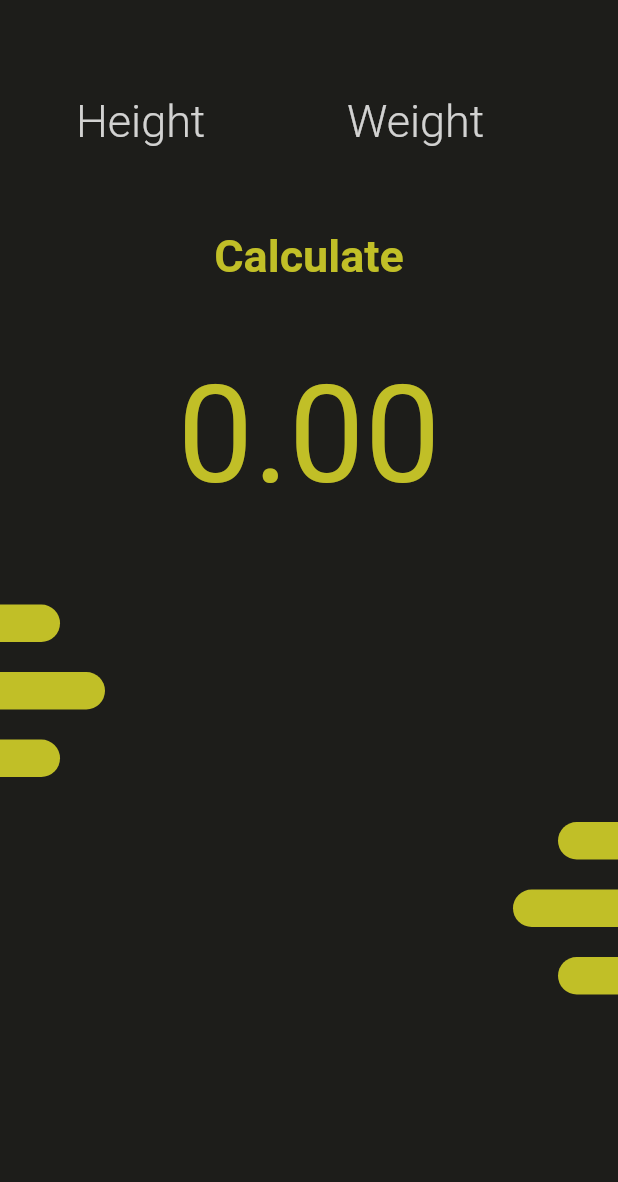
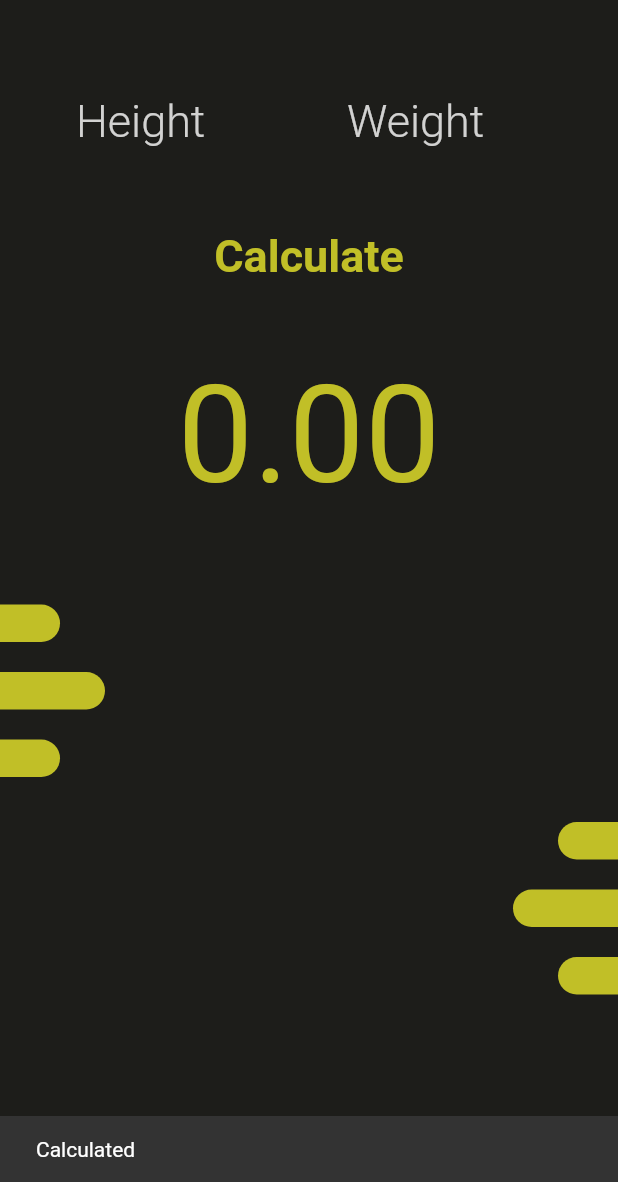
Before and after one commit to shrey0812/bmi-calculator, a Flutter app: the screen it shows after launch, after a tap on "Calculate", on a phone screen of 412 x 824 dp, the part 54-1236 px from its top. Run offline on Flutter 3.47's test engine with Material 2 defaults, Android fonts, the phone set to English and light mode, and no system bars.

Commit message:
initial commit

```diff
--- a/lib/screen/home_screen.dart
+++ b/lib/screen/home_screen.dart
@@ -10,8 +10,8 @@ class HomeScreen extends StatefulWidget {
 }
 
 class _HomeScreenState extends State<HomeScreen> {
-  TextEditingController _heightController = TextEditingController();
-  TextEditingController _weightController = TextEditingController();
+  final TextEditingController _heightController = TextEditingController();
+  final TextEditingController _weightController = TextEditingController();
   double _bmiResult = 0;
   String _textResult = "";
   @override
@@ -26,7 +26,7 @@ class _HomeScreenState extends State<HomeScreen> {
           elevation: 0,
           centerTitle: true,
         ),
-        backgroundColor: Color.fromARGB(255, 29, 29, 26),
+        backgroundColor: const Color.fromARGB(255, 29, 29, 26),
         body: SingleChildScrollView(
           child: Column(children: [
             const SizedBox(
@@ -35,7 +35,7 @@ class _HomeScreenState extends State<HomeScreen> {
             Row(
               mainAxisAlignment: MainAxisAlignment.spaceEvenly,
               children: [
-                Container(
+                SizedBox(
                   width: 130,
                   child: TextField(
                     controller: _heightController,
@@ -54,7 +54,7 @@ class _HomeScreenState extends State<HomeScreen> {
                         )),
                   ),
                 ),
-                Container(
+                SizedBox(
                   width: 130,
                   child: TextField(
                     controller: _weightController,
@@ -80,6 +80,9 @@ class _HomeScreenState extends State<HomeScreen> {
             ),
             GestureDetector(
                 onTap: () {
+                  ScaffoldMessenger.of(context).showSnackBar(
+                      const SnackBar(content: Text('Calculated')));
+
                   double h = double.parse(_heightController.text);
                   double w = double.parse(_weightController.text);
                   setState(() {
```
